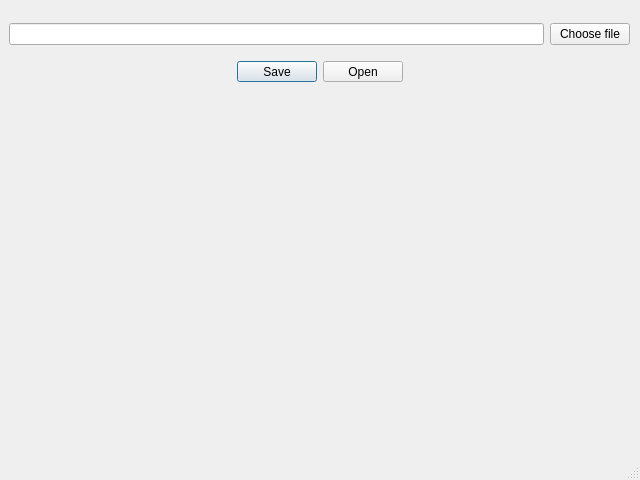
Above: img_src/qt/karin_nltmainwindow.ui from glKarin/file_transfer before the change. Below: the same form after it.
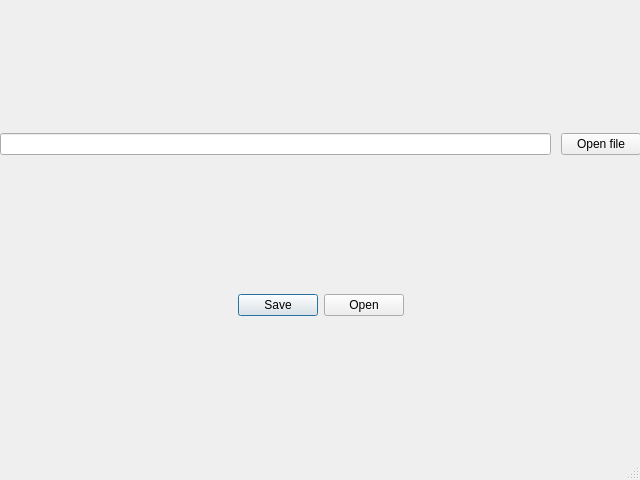
That is the form after the change.

```diff
--- a/img_src/qt/karin_nltmainwindow.ui
+++ b/img_src/qt/karin_nltmainwindow.ui
@@ -25,82 +25,30 @@
     </property>
     <layout class="QVBoxLayout" name="verticalLayout">
      <item>
-      <widget class="QWidget" name="widget" native="true">
-       <property name="sizePolicy">
-        <sizepolicy hsizetype="Preferred" vsizetype="Preferred">
-         <horstretch>0</horstretch>
-         <verstretch>0</verstretch>
-        </sizepolicy>
+      <layout class="QHBoxLayout" name="horizontalLayout_2">
+       <property name="spacing">
+        <number>10</number>
        </property>
-       <property name="maximumSize">
-        <size>
-         <width>16777215</width>
-         <height>96</height>
-        </size>
-       </property>
-       <layout class="QHBoxLayout" name="horizontalLayout_5">
-        <item>
-         <layout class="QVBoxLayout" name="verticalLayout_2">
-          <item>
-           <widget class="QWidget" name="widget_3" native="true">
-            <widget class="QWidget" name="horizontalLayoutWidget">
-             <property name="geometry">
-              <rect>
-               <x>0</x>
-               <y>0</y>
-               <width>621</width>
-               <height>51</height>
-              </rect>
-             </property>
-             <layout class="QHBoxLayout" name="horizontalLayout">
               <item>
                <widget class="QLineEdit" name="file_chooser_line"/>
               </item>
               <item>
                <widget class="QPushButton" name="file_chooser_btn">
                 <property name="text">
-                 <string>Choose file</string>
+          <string>Open file</string>
                 </property>
                </widget>
               </item>
              </layout>
-            </widget>
+     </item>
+     <item>
             <widget class="QDialogButtonBox" name="tools">
-             <property name="geometry">
-              <rect>
-               <x>10</x>
-               <y>52</y>
-               <width>601</width>
-               <height>21</height>
-              </rect>
-             </property>
              <property name="standardButtons">
               <set>QDialogButtonBox::Open|QDialogButtonBox::Save</set>
              </property>
              <property name="centerButtons">
               <bool>true</bool>
              </property>
-            </widget>
-           </widget>
-          </item>
-         </layout>
-        </item>
-       </layout>
-      </widget>
-     </item>
-     <item>
-      <widget class="QWidget" name="widget_2" native="true">
-       <widget class="QWidget" name="horizontalLayoutWidget_2">
-        <property name="geometry">
-         <rect>
-          <x>0</x>
-          <y>0</y>
-          <width>641</width>
-          <height>400</height>
-         </rect>
-        </property>
-        <layout class="QHBoxLayout" name="horizontalLayout_2"/>
-       </widget>
       </widget>
      </item>
     </layout>
```
Lines whose indentation alone changed are shown as unchanged.
